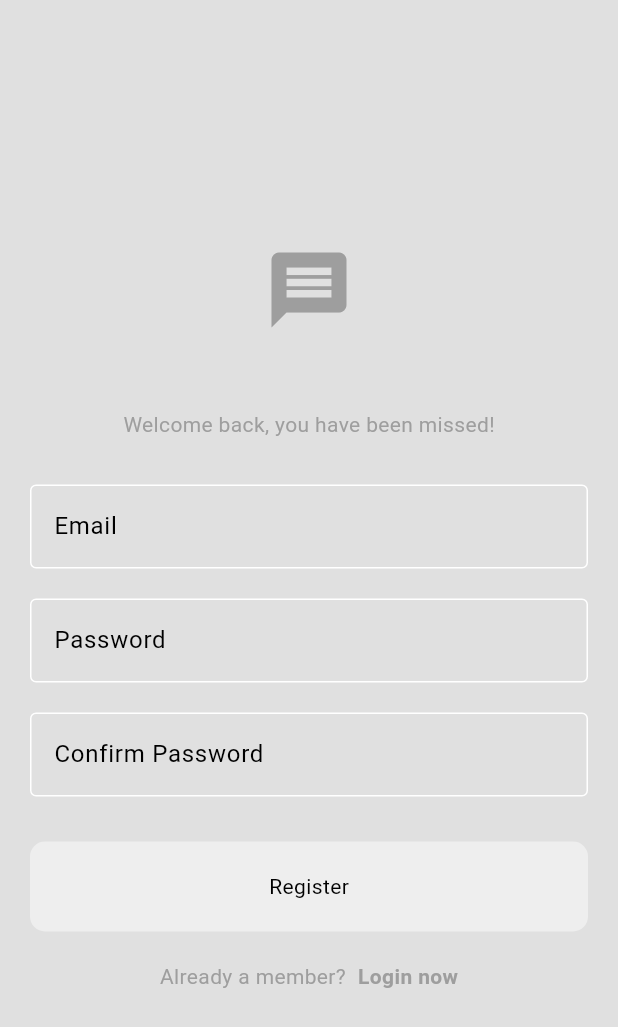
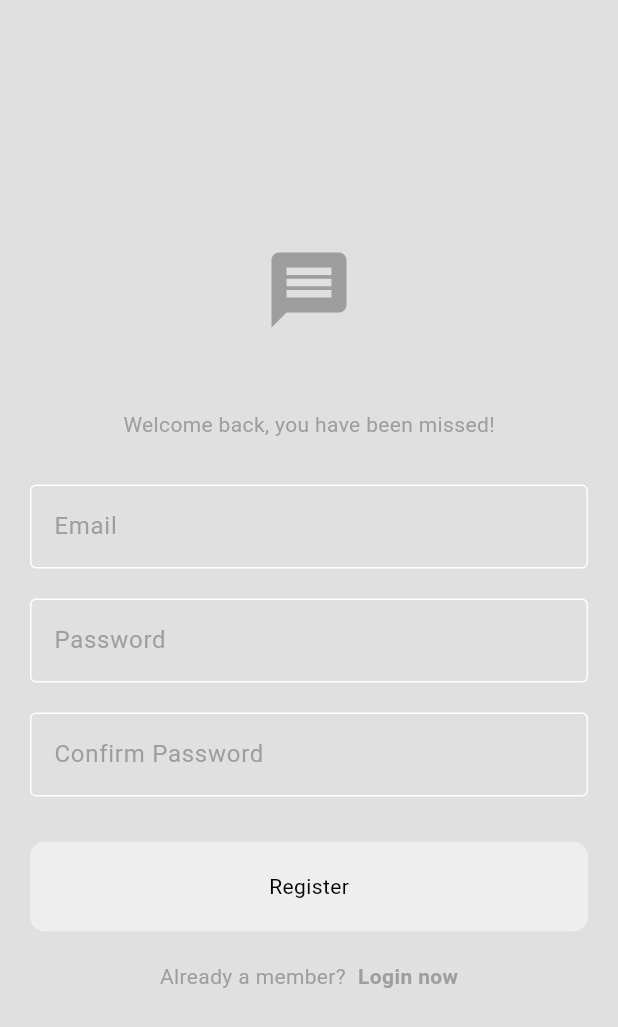
Before and after one commit to soufrabi/mhko_chat_app, a Flutter app: the RegisterPage screen opened by its route, on a phone screen of 412 x 824 dp. Shown: the top 1027 px of the screen. Run offline on Flutter 3.47's test engine with Material 3 defaults, Android fonts, the phone set to English and light mode, and no system bars.

Commit message:
Change hintStyle of MyTextField

```diff
--- a/lib/features/login/presentation/my_text_field.dart
+++ b/lib/features/login/presentation/my_text_field.dart
@@ -22,6 +22,9 @@ class MyTextField extends StatelessWidget {
       obscureText: obscureText,
       decoration: InputDecoration(
         hintText: hintText,
+        hintStyle: TextStyle(
+          color: Theme.of(context).colorScheme.primary,
+        ),
         enabledBorder: OutlineInputBorder(
           borderSide: BorderSide(
             color: Theme.of(context).colorScheme.tertiary,
```
